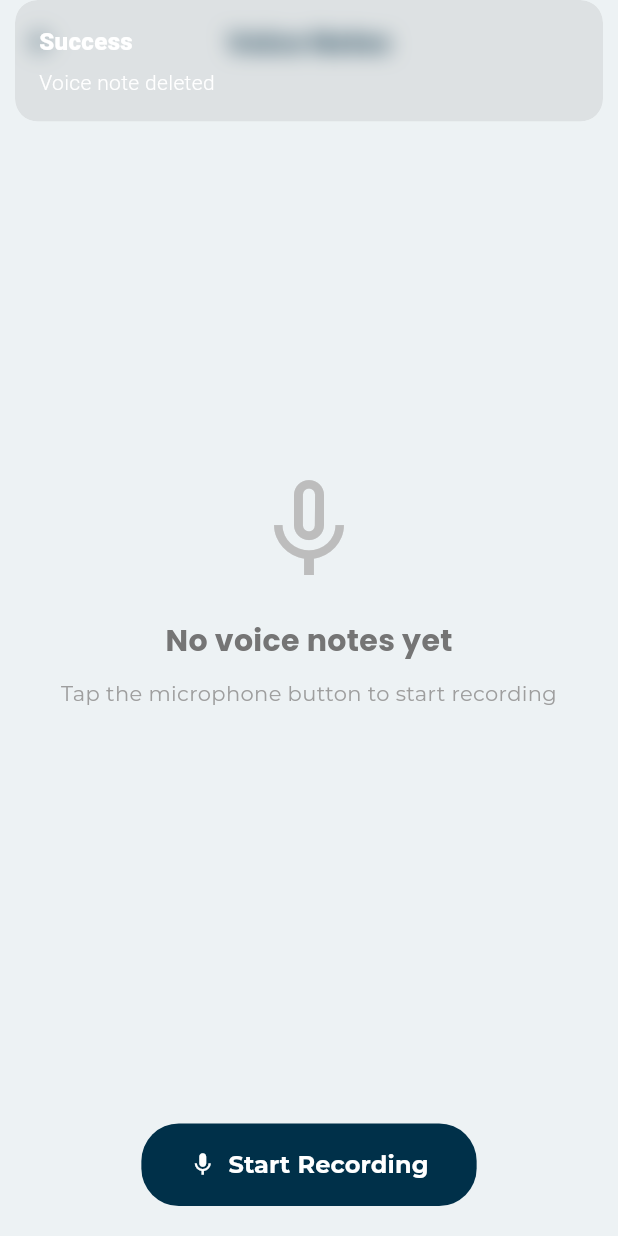
After one commit to AleeXraxa/STE-2, a Flutter app: the VoiceNotesScreen screen opened by its route, after a tap on "Start Recording", after a tap on "Stop", after a tap on the "delete" icon, on a phone screen of 412 x 824 dp. The commit adds this screen. Run offline on Flutter 3.47's test engine with Material 3 defaults, Android fonts, the phone set to English and light mode, and no system bars; our stand-ins replace device_info_plus, flutter_blue_plus, flutter_dotenv, flutter_spinkit, flutter_tts, get and 4 more; missing offline and left inert: app_settings, translator; accounts and stored records are empty.

Commit message:
working on notes

```diff
--- /dev/null
+++ b/lib/core/services/database_service.dart
@@ -0,0 +1,111 @@
+import 'dart:io';
+import 'package:path/path.dart';
+import 'package:sqflite/sqflite.dart';
+import 'package:path_provider/path_provider.dart';
+import '../../features/voice_notes/models/voice_note.dart';
+
+class DatabaseService {
+  static final DatabaseService _instance = DatabaseService._internal();
+  factory DatabaseService() => _instance;
+  DatabaseService._internal();
+
+  static Database? _database;
+
+  Future<Database> get database async {
+    if (_database != null) return _database!;
+    _database = await _initDatabase();
+    return _database!;
+  }
+
+  Future<Database> _initDatabase() async {
+    Directory documentsDirectory = await getApplicationDocumentsDirectory();
+    String path = join(documentsDirectory.path, 'voice_notes.db');
+
+    return await openDatabase(
+      path,
+      version: 1,
+      onCreate: _createDatabase,
+    );
+  }
+
+  Future<void> _createDatabase(Database db, int version) async {
+    await db.execute('''
+      CREATE TABLE voice_notes (
+        id TEXT PRIMARY KEY,
+        title TEXT NOT NULL,
+        file_path TEXT NOT NULL,
+        created_at TEXT NOT NULL,
+        duration INTEGER NOT NULL DEFAULT 0,
+        is_playing INTEGER NOT NULL DEFAULT 0
+      )
+    ''');
+  }
+
+  Future<int> insertVoiceNote(VoiceNote voiceNote) async {
+    final db = await database;
+    return await db.insert(
+      'voice_notes',
+      {
+        'id': voiceNote.id,
+        'title': voiceNote.title,
+        'file_path': voiceNote.filePath,
+        'created_at': voiceNote.createdAt.toIso8601String(),
+        'duration': voiceNote.duration,
+        'is_playing': voiceNote.isPlaying ? 1 : 0,
+      },
+      conflictAlgorithm: ConflictAlgorithm.replace,
+    );
+  }
+
+  Future<List<VoiceNote>> getVoiceNotes() async {
+    final db = await database;
+    final List<Map<String, dynamic>> maps = await db.query('voice_notes');
+
+    return List.generate(maps.length, (i) {
+      return VoiceNote(
+        id: maps[i]['id'],
+        title: maps[i]['title'],
+        filePath: maps[i]['file_path'],
+        createdAt: DateTime.parse(maps[i]['created_at']),
+        duration: maps[i]['duration'],
+        isPlaying: maps[i]['is_playing'] == 1,
+      );
+    });
+  }
+
+  Future<int> updateVoiceNote(VoiceNote voiceNote) async {
+    final db = await database;
+    return await db.update(
+      'voice_notes',
+      {
+        'title': voiceNote.title,
+        'file_path': voiceNote.filePath,
+        'created_at': voiceNote.createdAt.toIso8601String(),
+        'duration': voiceNote.duration,
+        'is_playing': voiceNote.isPlaying ? 1 : 0,
+      },
+      where: 'id = ?',
+      whereArgs: [voiceNote.id],
+    );
+  }
+
+  Future<int> deleteVoiceNote(String id) async {
+    final db = await database;
+    return await db.delete(
+      'voice_notes',
+      where: 'id = ?',
+      whereArgs: [id],
+    );
+  }
+
+  Future<int> deleteAllVoiceNotes() async {
+    final db = await database;
+    return await db.delete('voice_notes');
+  }
+
+  Future<int> getVoiceNotesCount() async {
+    final db = await database;
+    final result = await db.rawQuery('SELECT COUNT(*) FROM voice_notes');
+    return Sqflite.firstIntValue(result) ?? 0;
+  }
+}
--- a/lib/features/home/views/home_screen.dart
+++ b/lib/features/home/views/home_screen.dart
@@ -347,8 +347,7 @@ class _HomeScreenState extends State<HomeScreen> with TickerProviderStateMixin {
                             'Headphone & Phone feature coming soon');
                       }),
                       _buildTranslateButton('Voice Notes', Icons.note, () {
-                        Get.snackbar(
-                            'Coming Soon', 'Voice Notes feature coming soon');
+                        Get.toNamed('/voice_notes');
                       }),
                       _buildTranslateButton('Photo Translation', Icons.photo,
                           () {
--- /dev/null
+++ b/lib/features/voice_notes/controllers/voice_notes_controller.dart
@@ -0,0 +1,210 @@
+import 'dart:io';
+import 'package:get/get.dart';
+import 'package:permission_handler/permission_handler.dart';
+import 'package:speech_to_text/speech_to_text.dart';
+import 'package:flutter_tts/flutter_tts.dart';
+import 'package:device_info_plus/device_info_plus.dart';
+import 'package:app_settings/app_settings.dart';
+import '../../../core/services/database_service.dart';
+import '../models/voice_note.dart';
+
+class VoiceNotesController extends GetxController {
+  final SpeechToText _speechToText = SpeechToText();
+  final FlutterTts _flutterTts = FlutterTts();
+  final DatabaseService _databaseService = DatabaseService();
+
+  RxBool isRecording = false.obs;
+  RxBool isPlaying = false.obs;
+  RxInt recordingDuration = 0.obs;
+  RxInt currentPlayingIndex = (-1).obs;
+  RxList<VoiceNote> voiceNotes = <VoiceNote>[].obs;
+
+  // Current recording state
+  String? _currentFilePath;
+  late int _recordingStartTime;
+
+  @override
+  void onInit() {
+    super.onInit();
+    _initializeSpeech();
+    _loadVoiceNotes();
+  }
+
+  Future<void> _initializeSpeech() async {
+    await _speechToText.initialize(
+      onStatus: (status) {
+        print('Speech status: $status');
+      },
+      onError: (error) {
+        print('Speech error: $error');
+        Get.snackbar('Error', 'Speech recognition error: ${error.errorMsg}');
+      },
+    );
+  }
+
+  Future<void> _loadVoiceNotes() async {
+    try {
+      final notes = await _databaseService.getVoiceNotes();
+      voiceNotes.addAll(notes);
+    } catch (e) {
+      print('Error loading voice notes: $e');
+      Get.snackbar('Error', 'Failed to load voice notes');
+    }
+  }
+
+  Future<void> requestPermissions() async {
+    // Check and request microphone permission (only required for speech recognition)
+    var microphoneStatus = await Permission.microphone.status;
+    if (!microphoneStatus.isGranted) {
+      microphoneStatus = await Permission.microphone.request();
+      if (!microphoneStatus.isGranted) {
+        Get.snackbar('Permission Denied', 'Microphone permission is required');
+        return;
+      }
+    }
+
+    // Note: Storage permission is not required for database operations
+    // The database is stored in the app's private documents directory
+  }
+
+  Future<void> startRecording() async {
+    await requestPermissions();
+
+    if (!_speechToText.isAvailable) {
+      Get.snackbar('Error', 'Speech recognition not available');
+      return;
+    }
+
+    isRecording.value = true;
+    recordingDuration.value = 0;
+    _recordingStartTime = DateTime.now().millisecondsSinceEpoch;
+
+    // Start recording with transcription
+    await _speechToText.listen(
+      listenMode: ListenMode.dictation,
+      partialResults: true,
+      onResult: (result) {
+        // We'll handle transcription later if needed
+        if (result.finalResult) {
+          print('Recorded text: ${result.recognizedWords}');
+        }
+      },
+    );
+
+    // Start duration timer
+    _startDurationTimer();
+  }
+
+  void _startDurationTimer() {
+    Future.delayed(Duration(seconds: 1), () {
+      if (isRecording.value) {
+        recordingDuration.value++;
+        _startDurationTimer();
+      }
+    });
+  }
+
+  Future<void> stopRecording() async {
+    isRecording.value = false;
+    await _speechToText.stop();
+
+    // Create a new voice note
+    final id = DateTime.now().millisecondsSinceEpoch.toString();
+    final title = _formatDateTime(DateTime.now());
+    final filePath = 'voice_notes/$id.wav'; // Placeholder path
+
+    final newNote = VoiceNote(
+      id: id,
+      title: title,
+      filePath: filePath,
+      createdAt: DateTime.now(),
+      duration: recordingDuration.value,
+    );
+
+    try {
+      await _databaseService.insertVoiceNote(newNote);
+      voiceNotes.add(newNote);
+      Get.snackbar('Success', 'Voice note saved');
+    } catch (e) {
+      print('Error saving voice note: $e');
+      Get.snackbar('Error', 'Failed to save voice note');
+    }
+
+    recordingDuration.value = 0;
+  }
+
+  Future<void> playVoiceNote(int index) async {
+    if (currentPlayingIndex.value == index) {
+      // Stop current playback
+      await _flutterTts.stop();
+      currentPlayingIndex.value = -1;
+      isPlaying.value = false;
+    } else {
+      // Stop any ongoing playback
+      if (currentPlayingIndex.value != -1) {
+        await _flutterTts.stop();
+      }
+
+      currentPlayingIndex.value = index;
+      isPlaying.value = true;
+
+      // For demo purposes, we'll just speak the note title
+      // In real implementation, we would play the audio file
+      final note = voiceNotes[index];
+      await _flutterTts.speak('Playing voice note: ${note.title}');
+
+      // Simulate playback duration
+      Future.delayed(Duration(seconds: note.duration), () {
+        if (currentPlayingIndex.value == index) {
+          currentPlayingIndex.value = -1;
+          isPlaying.value = false;
+        }
+      });
+    }
+  }
+
+  Future<void> deleteVoiceNote(int index) async {
+    if (currentPlayingIndex.value == index) {
+      await _flutterTts.stop();
+      currentPlayingIndex.value = -1;
+      isPlaying.value = false;
+    }
+
+    try {
+      final note = voiceNotes[index];
+      await _databaseService.deleteVoiceNote(note.id);
+      voiceNotes.removeAt(index);
+      Get.snackbar('Success', 'Voice note deleted');
+    } catch (e) {
+      print('Error deleting voice note: $e');
+      Get.snackbar('Error', 'Failed to delete voice note');
+    }
+  }
+
+  Future<void> renameVoiceNote(int index, String newTitle) async {
+    try {
+      final updatedNote = voiceNotes[index].copyWith(title: newTitle);
+      await _databaseService.updateVoiceNote(updatedNote);
+      voiceNotes[index] = updatedNote;
+    } catch (e) {
+      print('Error renaming voice note: $e');
+      Get.snackbar('Error', 'Failed to rename voice note');
+    }
+  }
+
+  String _formatDateTime(DateTime dateTime) {
+    return 'Note ${dateTime.month}/${dateTime.day} ${dateTime.hour}:${dateTime.minute}';
+  }
+
+  String formatDuration(int seconds) {
+    final minutes = seconds ~/ 60;
+    final secs = seconds % 60;
+    return '${minutes.toString().padLeft(2, '0')}:${secs.toString().padLeft(2, '0')}';
+  }
+
+  @override
+  void onClose() {
+    _flutterTts.stop();
+    super.onClose();
+  }
+}
--- a/lib/features/voice_notes/models/voice_note.dart
+++ b/lib/features/voice_notes/models/voice_note.dart
@@ -0,0 +1,57 @@
+class VoiceNote {
+  final String id;
+  final String title;
+  final String filePath;
+  final DateTime createdAt;
+  final int duration; // in seconds
+  final bool isPlaying;
+
+  VoiceNote({
+    required this.id,
+    required this.title,
+    required this.filePath,
+    required this.createdAt,
+    this.duration = 0,
+    this.isPlaying = false,
+  });
+
+  VoiceNote copyWith({
+    String? id,
+    String? title,
+    String? filePath,
+    DateTime? createdAt,
+    int? duration,
+    bool? isPlaying,
+  }) {
+    return VoiceNote(
+      id: id ?? this.id,
+      title: title ?? this.title,
+      filePath: filePath ?? this.filePath,
+      createdAt: createdAt ?? this.createdAt,
+      duration: duration ?? this.duration,
+      isPlaying: isPlaying ?? this.isPlaying,
+    );
+  }
+
+  Map<String, dynamic> toJson() {
+    return {
+      'id': id,
+      'title': title,
+      'filePath': filePath,
+      'createdAt': createdAt.toIso8601String(),
+      'duration': duration,
+      'isPlaying': isPlaying,
+    };
+  }
+
+  factory VoiceNote.fromJson(Map<String, dynamic> json) {
+    return VoiceNote(
+      id: json['id'],
+      title: json['title'],
+      filePath: json['filePath'],
+      createdAt: DateTime.parse(json['createdAt']),
+      duration: json['duration'],
+      isPlaying: json['isPlaying'],
+    );
+  }
+}
--- /dev/null
+++ b/lib/features/voice_notes/views/voice_notes_screen.dart
@@ -0,0 +1,341 @@
+import 'package:flutter/material.dart';
+import 'package:get/get.dart';
+import 'package:google_fonts/google_fonts.dart';
+import '../../../core/theme/text_styles.dart';
+import '../controllers/voice_notes_controller.dart';
+
+class VoiceNotesScreen extends StatefulWidget {
+  @override
+  _VoiceNotesScreenState createState() => _VoiceNotesScreenState();
+}
+
+class _VoiceNotesScreenState extends State<VoiceNotesScreen>
+    with TickerProviderStateMixin {
+  late VoiceNotesController controller;
+
+  late AnimationController _animationController;
+  late Animation<double> _bottomFadeAnimation;
+
+  @override
+  void initState() {
+    super.initState();
+    controller = Get.put(VoiceNotesController());
+    _initializeAnimations();
+  }
+
+  void _initializeAnimations() {
+    _animationController = AnimationController(
+      duration: const Duration(milliseconds: 2000),
+      vsync: this,
+    );
+
+    _bottomFadeAnimation = Tween<double>(
+      begin: 0.0,
+      end: 1.0,
+    ).animate(CurvedAnimation(
+      parent: _animationController,
+      curve: Interval(0.3, 0.6, curve: Curves.easeOut),
+    ));
+
+    _animationController.forward();
+  }
+
+  @override
+  void didChangeDependencies() {
+    super.didChangeDependencies();
+    _animationController.reset();
+    _animationController.forward();
+  }
+
+  @override
+  void dispose() {
+    _animationController.dispose();
+    super.dispose();
+  }
+
+  void _showRenameDialog(int index) {
+    final TextEditingController textController = TextEditingController(
+      text: controller.voiceNotes[index].title,
+    );
+
+    showDialog(
+      context: context,
+      builder: (context) => AlertDialog(
+        title: Text('Rename Voice Note'),
+        content: TextField(
+          controller: textController,
+          decoration: InputDecoration(
+            hintText: 'Enter new title',
+          ),
+        ),
+        actions: [
+          TextButton(
+            onPressed: () => Navigator.pop(context),
+            child: Text('Cancel'),
+          ),
+          TextButton(
+            onPressed: () {
+              if (textController.text.trim().isNotEmpty) {
+                controller.renameVoiceNote(index, textController.text.trim());
+              }
+              Navigator.pop(context);
+            },
+            child: Text('Save'),
+          ),
+        ],
+      ),
+    );
+  }
+
+  Widget _buildRecordingIndicator() {
+    return Container(
+      padding: EdgeInsets.all(20),
+      child: Column(
+        children: [
+          SizedBox(height: 40),
+          Row(
+            mainAxisAlignment: MainAxisAlignment.center,
+            children: [
+              Container(
+                width: 100,
+                height: 100,
+                decoration: BoxDecoration(
+                  shape: BoxShape.circle,
+                  color: Colors.red.withOpacity(0.2),
+                ),
+                child: Center(
+                  child: Container(
+                    width: 60,
+                    height: 60,
+                    decoration: BoxDecoration(
+                      shape: BoxShape.circle,
+                      color: Colors.red,
+                    ),
+                    child: Center(
+                      child: Obx(() => Text(
+                            controller.formatDuration(
+                                controller.recordingDuration.value),
+                            style: GoogleFonts.poppins(
+                              color: Colors.white,
+                              fontSize: 14,
+                              fontWeight: FontWeight.bold,
+                            ),
+                          )),
+                    ),
+                  ),
+                ),
+              ),
+            ],
+          ),
+          SizedBox(height: 20),
+          Text(
+            'Recording...',
+            style: AppTextStyles.heading.copyWith(
+              fontSize: 24,
+              color: Colors.black,
+            ),
+          ),
+          SizedBox(height: 10),
+          Text(
+            'Speak clearly into the microphone',
+            style: AppTextStyles.body.copyWith(
+              fontSize: 16,
+              color: Colors.grey[600],
+            ),
+            textAlign: TextAlign.center,
+          ),
+        ],
+      ),
+    );
+  }
+
+  Widget _buildVoiceNotesList() {
+    return Expanded(
+      child: Obx(() {
+        if (controller.voiceNotes.isEmpty) {
+          return Center(
+            child: Column(
+              mainAxisAlignment: MainAxisAlignment.center,
+              children: [
+                Icon(
+                  Icons.mic_none,
+                  size: 80,
+                  color: Colors.grey[400],
+                ),
+                SizedBox(height: 20),
+                Text(
+                  'No voice notes yet',
+                  style: AppTextStyles.heading.copyWith(
+                    fontSize: 20,
+                    color: Colors.grey[600],
+                  ),
+                ),
+                SizedBox(height: 10),
+                Text(
+                  'Tap the microphone button to start recording',
+                  style: AppTextStyles.body.copyWith(
+                    fontSize: 14,
+                    color: Colors.grey[500],
+                  ),
+                  textAlign: TextAlign.center,
+                ),
+              ],
+            ),
+          );
+        }
+
+        return ListView.builder(
+          padding: EdgeInsets.symmetric(vertical: 10),
+          itemCount: controller.voiceNotes.length,
+          itemBuilder: (context, index) {
+            final note = controller.voiceNotes[index];
+            return Container(
+              margin: EdgeInsets.symmetric(horizontal: 16, vertical: 8),
+              decoration: BoxDecoration(
+                color: Colors.white,
+                borderRadius: BorderRadius.circular(12),
+                boxShadow: [
+                  BoxShadow(
+                    color: Colors.black.withOpacity(0.05),
+                    blurRadius: 4,
+                    offset: Offset(0, 2),
+                  ),
+                ],
+              ),
+              child: ListTile(
+                contentPadding: EdgeInsets.all(12),
+                leading: Container(
+                  width: 50,
+                  height: 50,
+                  decoration: BoxDecoration(
+                    shape: BoxShape.circle,
+                    color: Color(0xFF003049),
+                  ),
+                  child: Center(
+                    child: Obx(() => IconButton(
+                          icon: Icon(
+                            controller.currentPlayingIndex.value == index
+                                ? Icons.stop
+                                : Icons.play_arrow,
+                            color: Colors.white,
+                          ),
+                          onPressed: () => controller.playVoiceNote(index),
+                        )),
+                  ),
+                ),
+                title: Text(
+                  note.title,
+                  style: GoogleFonts.poppins(
+                    fontWeight: FontWeight.w500,
+                    color: Colors.black,
+                  ),
+                ),
+                subtitle: Row(
+                  children: [
+                    Text(
+                      controller.formatDuration(note.duration),
+                      style: GoogleFonts.poppins(
+                        fontSize: 12,
+                        color: Colors.grey[600],
+                      ),
+                    ),
+                    SizedBox(width: 10),
+                    Text(
+                      '${note.createdAt.month}/${note.createdAt.day} ${note.createdAt.hour}:${note.createdAt.minute}',
+                      style: GoogleFonts.poppins(
+                        fontSize: 12,
+                        color: Colors.grey[600],
+                      ),
+                    ),
+                  ],
+                ),
+                trailing: Row(
+                  mainAxisSize: MainAxisSize.min,
+                  children: [
+                    IconButton(
+                      icon: Icon(Icons.edit, color: Color(0xFF003049)),
+                      onPressed: () => _showRenameDialog(index),
+                    ),
+                    IconButton(
+                      icon: Icon(Icons.delete, color: Colors.red),
+                      onPressed: () => controller.deleteVoiceNote(index),
+                    ),
+                  ],
+                ),
+              ),
+            );
+          },
+        );
+      }),
+    );
+  }
+
+  @override
+  Widget build(BuildContext context) {
+    return Scaffold(
+      backgroundColor: Color(0xFFEDF2F4),
+      appBar: AppBar(
+        elevation: 0,
+        centerTitle: true,
+        leading: IconButton(
+          icon: Icon(Icons.arrow_back, color: Color(0xFF003049)),
+          onPressed: () => Get.back(),
+        ),
+        title: Text(
+          'Voice Notes',
+          style: AppTextStyles.heading.copyWith(
+            fontSize: 18,
+            color: Color(0xFF003049),
+          ),
+        ),
+        backgroundColor: Color(0xFFEDF2F4),
+      ),
+      body: Column(
+        children: [
+          Obx(() {
+            if (controller.isRecording.value) {
+              return _buildRecordingIndicator();
+            }
+            return _buildVoiceNotesList();
+          }),
+          FadeTransition(
+            opacity: _bottomFadeAnimation,
+            child: Container(
+              padding: EdgeInsets.all(20),
+              child: Obx(() => ElevatedButton.icon(
+                    onPressed: controller.isRecording.value
+                        ? controller.stopRecording
+                        : controller.startRecording,
+                    icon: Icon(
+                      controller.isRecording.value ? Icons.stop : Icons.mic,
+                      color: Colors.white,
+                    ),
+                    label: Text(
+                      controller.isRecording.value ? 'Stop' : 'Start Recording',
+                      style: AppTextStyles.button.copyWith(
+                        fontWeight: FontWeight.bold,
+                        fontSize: 16,
+                      ),
+                    ),
+                    style: ElevatedButton.styleFrom(
+                      backgroundColor: controller.isRecording.value
+                          ? Colors.red
+                          : Color(0xFF003049),
+                      shadowColor: Colors.transparent,
+                      foregroundColor: Colors.white,
+                      padding: EdgeInsets.symmetric(
+                        horizontal: 32.0,
+                        vertical: 16.0,
+                      ),
+                      shape: RoundedRectangleBorder(
+                        borderRadius: BorderRadius.circular(25),
+                      ),
+                    ),
+                  )),
+            ),
+          ),
+        ],
+      ),
+    );
+  }
+}
--- a/lib/routes/app_routes.dart
+++ b/lib/routes/app_routes.dart
@@ -3,6 +3,7 @@ import '../features/home/views/home_screen.dart';
 import '../features/translation/views/translation_screen.dart';
 import '../features/assistant/views/assistant_screen.dart';
 import '../features/free_talk/views/free_talk_screen.dart';
+import '../features/voice_notes/views/voice_notes_screen.dart';
 import '../splash_screen.dart';
 
 class AppRoutes {
@@ -11,6 +12,7 @@ class AppRoutes {
   static const String translation = '/translation';
   static const String assistant = '/assistant';
   static const String freeTalk = '/free_talk';
+  static const String voiceNotes = '/voice_notes';
 
   static final List<GetPage> getPages = [
     GetPage(name: splash, page: () => SplashScreen()),
@@ -18,5 +20,6 @@ class AppRoutes {
     GetPage(name: translation, page: () => TranslationScreen()),
     GetPage(name: assistant, page: () => AssistantScreen()),
     GetPage(name: freeTalk, page: () => FreeTalkScreen()),
+    GetPage(name: voiceNotes, page: () => VoiceNotesScreen()),
   ];
 }
--- a/pubspec.yaml
+++ b/pubspec.yaml
@@ -43,12 +43,16 @@ dependencies:
   http: ^1.6.0
   flutter_dotenv: ^6.0.0
   intl: ^0.20.2
-  permission_handler: ^12.0.1
+  permission_handler: ^11.3.3
   translator: ^1.0.4+1
   google_fonts: ^6.3.2
   url_launcher: ^6.2.2
   app_settings: ^5.1.1
   flutter_spinkit: ^5.2.2
+  sqflite: ^2.3.2
+  path: ^1.9.0
+  path_provider: ^2.1.0
+  device_info_plus: ^9.0.3
 
 dev_dependencies:
   flutter_test:
```
Also changed, not shown: pubspec.lock, 2 other files.
